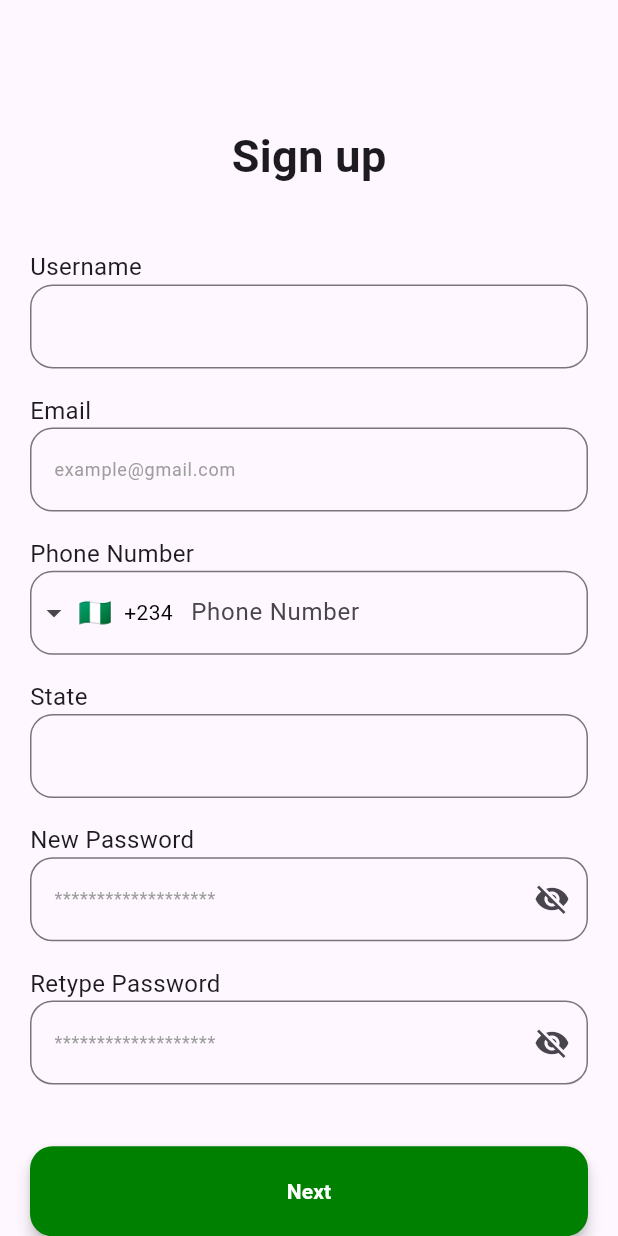
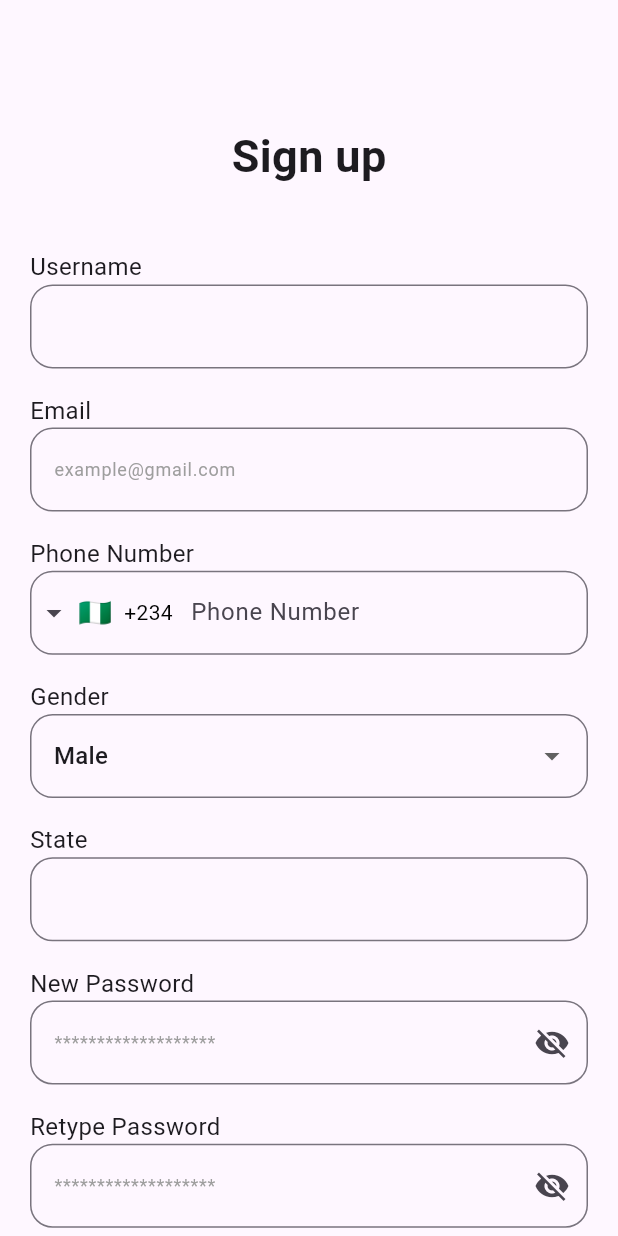
Before and after one commit to sarmiephoenix0x/Ojawa, a Flutter app: the screen it shows after launch, item 4 of the bottom bar chosen, after a tap on "Sign Up", on a phone screen of 412 x 824 dp. Run offline on Flutter 3.47's test engine with Material 3 defaults, Android fonts, the phone set to English and light mode, and no system bars; drawn by our look-alikes of intl_phone_field; our stand-ins replace carousel_slider, flutter_secure_storage, image_cropper, image_picker, shared_preferences; Roboto replaces fonts that are missing (Poppins).

Commit message:
`Added gender selection dropdown to sign up page`

```diff
--- a/lib/sign_up_page.dart
+++ b/lib/sign_up_page.dart
@@ -44,6 +44,7 @@ class _SignUpPageState extends State<SignUpPage> with WidgetsBindingObserver {
   bool isLoading = false;
   String phoneNumber = '';
   final GlobalKey<FormState> _formKey = GlobalKey<FormState>();
+  String selectedGender = 'Male';
 
   @override
   void initState() {
@@ -449,6 +450,56 @@ class _SignUpPageState extends State<SignUpPage> with WidgetsBindingObserver {
                     Padding(
                       padding: const EdgeInsets.symmetric(horizontal: 20.0),
                       child: Text(
+                        'Gender',
+                        textAlign: TextAlign.start,
+                        style: TextStyle(
+                          fontFamily: 'Poppins',
+                          fontSize: 16.0,
+                          color: Theme.of(context).colorScheme.onSurface,
+                        ),
+                      ),
+                    ),
+                    Padding(
+                      padding: const EdgeInsets.symmetric(horizontal: 20.0),
+                      child: DropdownButtonFormField<String>(
+                        value: selectedGender,
+                        onChanged: (String? newValue) {
+                          setState(() {
+                            selectedGender = newValue!;
+                          });
+                        },
+                        items: <String>['Male', 'Female', 'Other']
+                            .map<DropdownMenuItem<String>>((String value) {
+                          return DropdownMenuItem<String>(
+                            value: value,
+                            child: Text(
+                              value,
+                              style: TextStyle(
+                                fontFamily: 'Poppins',
+                                fontSize: 16.0,
+                                color: Theme.of(context).colorScheme.onSurface,
+                              ),
+                            ),
+                          );
+                        }).toList(),
+                        decoration: InputDecoration(
+                          border: OutlineInputBorder(
+                            borderRadius: BorderRadius.circular(15),
+                          ),
+                          focusedBorder: OutlineInputBorder(
+                            borderRadius: BorderRadius.circular(15),
+                            borderSide: BorderSide(
+                              color: Theme.of(context).colorScheme.onSurface,
+                            ),
+                          ),
+                        ),
+                      ),
+                    ),
+                    SizedBox(height: MediaQuery.of(context).size.height * 0.02),
+
+                    Padding(
+                      padding: const EdgeInsets.symmetric(horizontal: 20.0),
+                      child: Text(
                         'State',
                         textAlign: TextAlign.start,
                         style: TextStyle(
```
